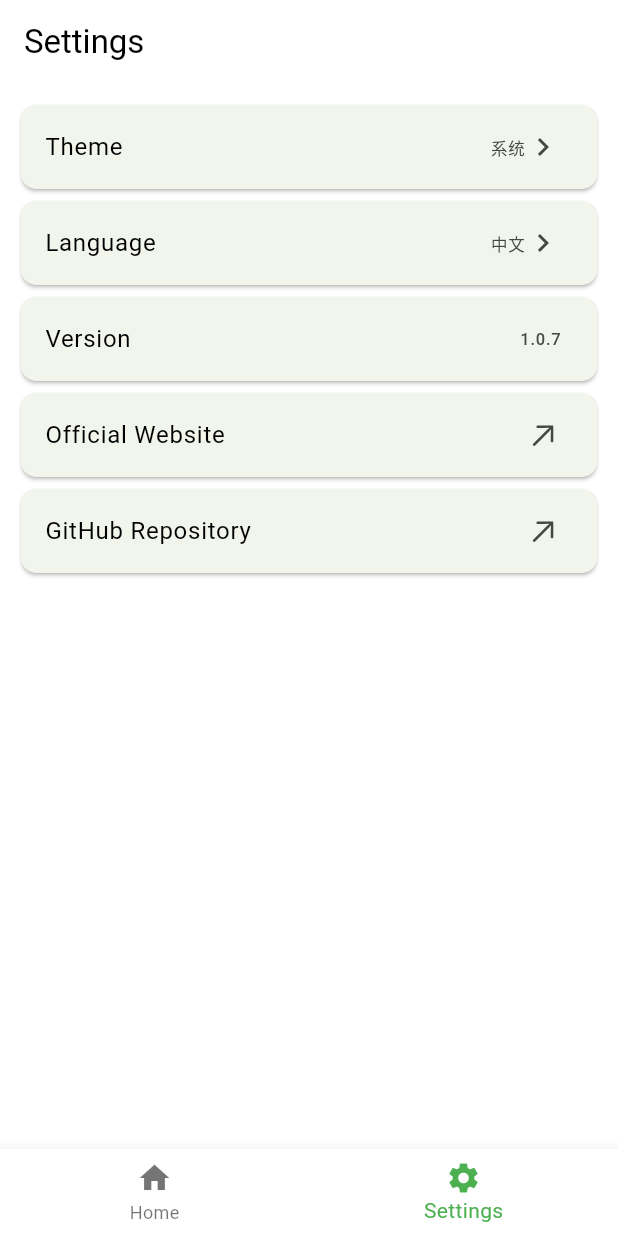
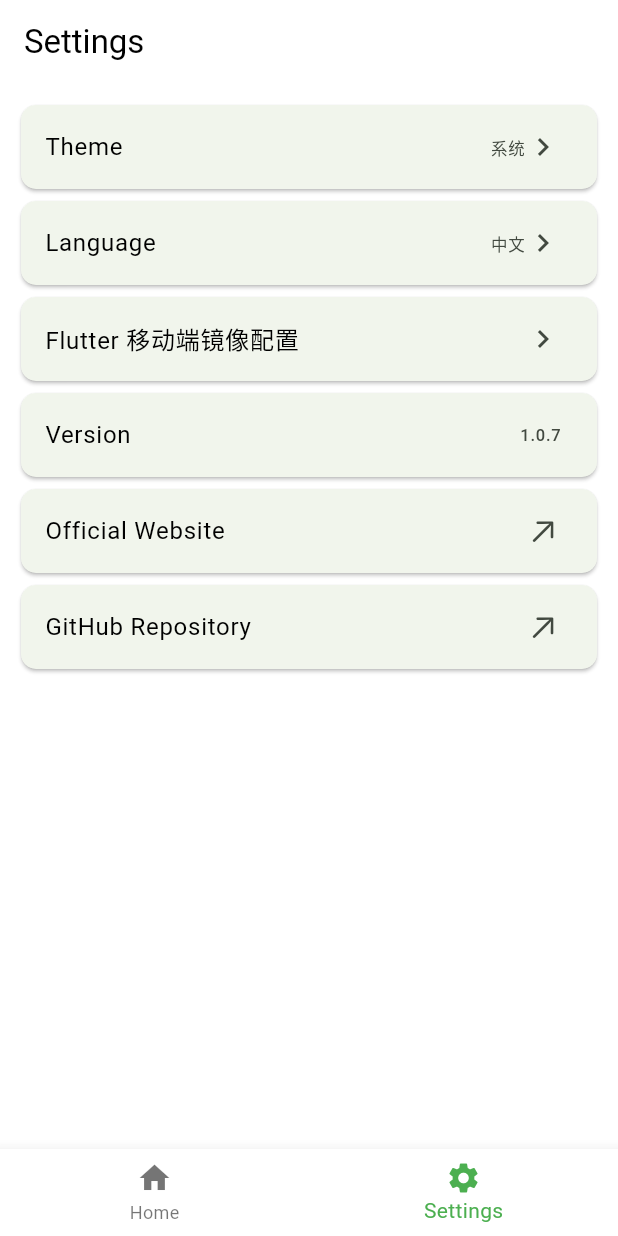
Before and after one commit to Matkurban/json_to_dart, a Flutter app: the screen it shows after launch, swiped to page 2, on a phone screen of 412 x 824 dp. Run offline on Flutter 3.47's test engine with Material 3 defaults, Android fonts, the phone set to English and light mode, and no system bars; drawn by our look-alikes of toastification; our stand-ins replace flex_color_scheme, flutter_markdown, get, package_info_plus, shared_preferences; missing offline and left inert: file_selector, flutter_json_view, syntax_highlight; generated files the repository leaves out were written again.

Commit message:
添加常见Flutter配置

```diff
--- /dev/null
+++ b/lib/common/setting/binding/flutter_mobile_binding.dart
@@ -0,0 +1,9 @@
+import 'package:get/get.dart';
+import 'package:json_to_dart/common/setting/logic/flutter_mobile_logic.dart';
+
+class FlutterMobileBinding extends Bindings {
+  @override
+  void dependencies() {
+    Get.put(FlutterMobileLogic());
+  }
+}
--- a/lib/common/setting/view/setting_view.dart
+++ b/lib/common/setting/view/setting_view.dart
@@ -39,6 +39,13 @@ class SettingView extends GetView<SettingLogic> {
           ),
           Card(
             child: ListTile(
+              title: Text('Flutter 移动端镜像配置'),
+              trailing: Icon(Icons.keyboard_arrow_right),
+              onTap: () => Get.toNamed(RouterNames.flutterMobile),
+            ),
+          ),
+          Card(
+            child: ListTile(
               title: Text(l10n.version),
               trailing: Obx(() => Text(controller.version.value)),
               onTap: () {},
--- /dev/null
+++ b/lib/config/assets/assets_markdown.dart
@@ -0,0 +1,3 @@
+sealed class AssetsMarkdown {
+  static const String flutterMobile = "assets/markdown/flutter_mobile.md";
+}
--- a/lib/router/router_names.dart
+++ b/lib/router/router_names.dart
@@ -1,4 +1,5 @@
 sealed class RouterNames {
-  static const String toggleTheme="/setting/toggleTheme";
-  static const String toggleLanguage="/setting/toggleLanguage";
+  static const String toggleTheme = "/setting/toggleTheme";
+  static const String toggleLanguage = "/setting/toggleLanguage";
+  static const String flutterMobile = "/setting/flutterMobile";
 }
--- a/lib/router/router_pages.dart
+++ b/lib/router/router_pages.dart
@@ -1,4 +1,6 @@
 import 'package:get/get.dart';
+import 'package:json_to_dart/common/setting/binding/flutter_mobile_binding.dart';
+import 'package:json_to_dart/common/setting/view/flutter_mobile_view.dart';
 import 'package:json_to_dart/common/setting/view/toggle_language_view.dart';
 import 'package:json_to_dart/common/setting/view/toggle_theme_view.dart';
 import 'package:json_to_dart/router/router_names.dart';
@@ -8,6 +10,7 @@ sealed class RouterPages {
     return [
       GetPage(name: RouterNames.toggleTheme, page: () => ToggleThemeView()),
       GetPage(name: RouterNames.toggleLanguage, page: () => ToggleLanguageView()),
+      GetPage(name: RouterNames.flutterMobile, page: () => FlutterMobileView(), binding: FlutterMobileBinding()),
     ];
   }
 }
--- a/pubspec.yaml
+++ b/pubspec.yaml
@@ -20,10 +20,11 @@ dependencies:
   flex_color_scheme: ^8.1.1
   toastification: ^3.0.1
   syntax_highlight: ^0.4.0
-  package_info_plus: ^8.2.1
+  package_info_plus: ^8.3.0
   flutter_json_view: ^1.1.5
   file_selector: ^1.0.3
   url_launcher: ^6.3.1
+  flutter_markdown: ^0.7.6+2
 
 
 dev_dependencies:
@@ -35,6 +36,9 @@ dev_dependencies:
 flutter:
   generate: true
   uses-material-design: true
+  assets:
+    - assets/markdown/
+
   fonts:
     - family: JetBrainsMono
       fonts:
```
Also changed, not shown: lib/common/setting/logic/flutter_mobile_logic.dart (added, +13 -0 lines), lib/common/setting/view/flutter_mobile_view.dart (added, +27 -0 lines), lib/utils/file_util.dart (added, +8 -0 lines), pubspec.lock, 24 other files.
